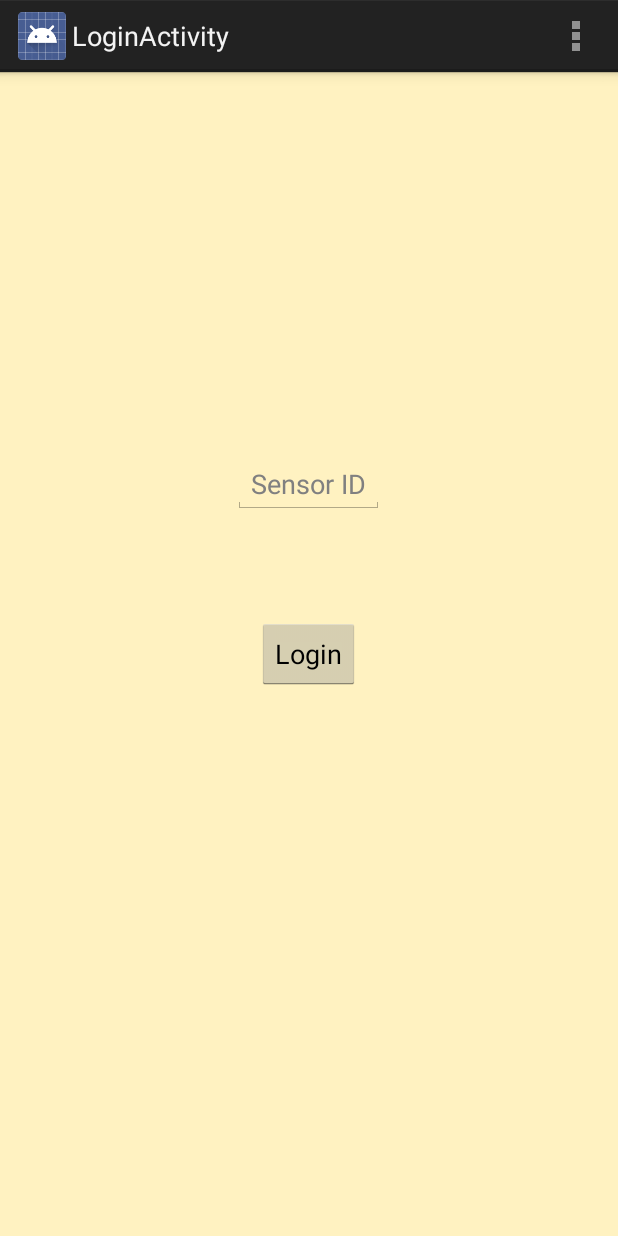
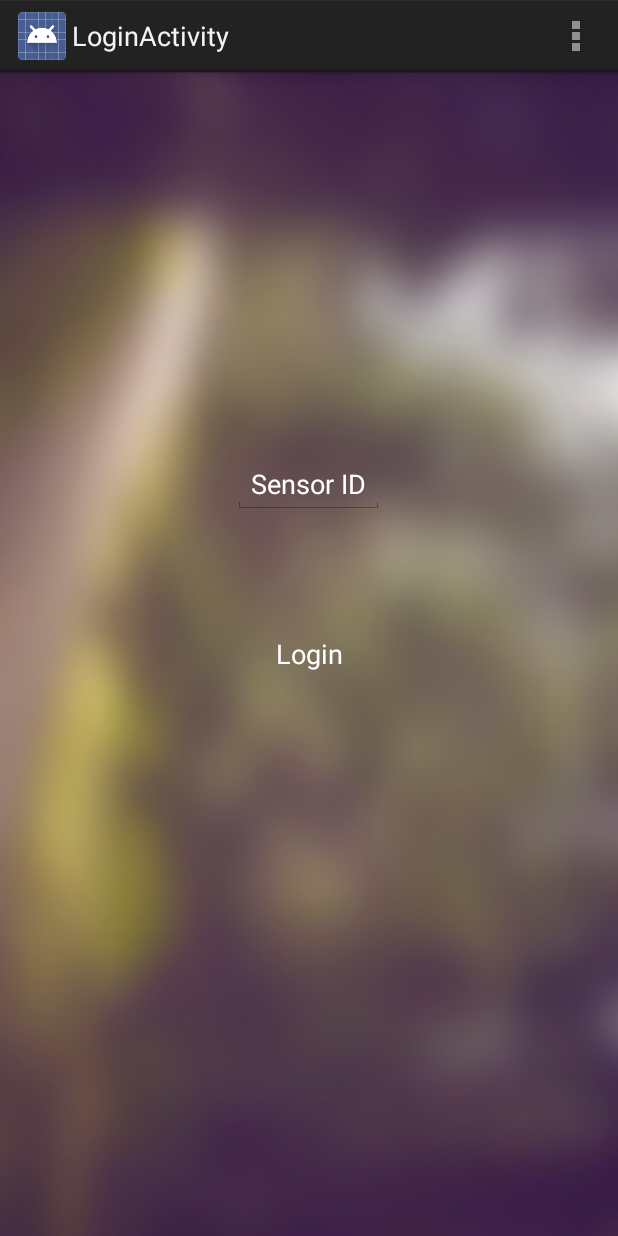
Before and after one commit to Harishwar/CMPE295-Project, an Android app: the LoginActivity screen opened directly, with no data from a screen before it, on a phone screen of 412 x 824 dp. Run offline under Robolectric (Android 15) with nearby library versions, the phone set to English and light mode, and no system bars.

Commit message:
Updated Background image

```diff
--- a/Mobile/FitWhiz/app/src/main/res/layout/activity_dashboard.xml
+++ b/Mobile/FitWhiz/app/src/main/res/layout/activity_dashboard.xml
@@ -5,7 +5,7 @@
     android:id="@+id/drawer_layout"
     android:layout_width="match_parent"
     android:layout_height="match_parent"
-    android:background="#0099cc"
+    android:background="@drawable/background"
     tools:context="cmpe.alpha.fitwhiz.controllers.DashboardActivity">
 
     <!-- As the main content view, the view below consumes the entire
--- a/Mobile/FitWhiz/app/src/main/res/layout/activity_login.xml
+++ b/Mobile/FitWhiz/app/src/main/res/layout/activity_login.xml
@@ -3,6 +3,6 @@
     android:id="@+id/container"
     android:layout_width="match_parent"
     android:layout_height="match_parent"
+    android:background="@drawable/background"
     tools:context="cmpe.alpha.fitwhiz.controllers.LoginActivity"
-    android:background="#FFF2C1"
     tools:ignore="MergeRootFrame" />
--- a/Mobile/FitWhiz/app/src/main/res/layout/fragment_dashboard.xml
+++ b/Mobile/FitWhiz/app/src/main/res/layout/fragment_dashboard.xml
@@ -6,6 +6,7 @@
     android:paddingRight="@dimen/activity_horizontal_margin"
     android:paddingTop="@dimen/activity_vertical_margin"
     android:paddingBottom="@dimen/activity_vertical_margin"
+    android:background="@drawable/background"
     tools:context="cmpe.alpha.fitwhiz.controllers.DashboardActivity$PlaceholderFragment">
 
     <TextView
--- a/Mobile/FitWhiz/app/src/main/res/layout/fragment_doctor_recommendation.xml
+++ b/Mobile/FitWhiz/app/src/main/res/layout/fragment_doctor_recommendation.xml
@@ -2,6 +2,7 @@
     xmlns:tools="http://schemas.android.com/tools"
     android:layout_width="fill_parent"
     android:layout_height="match_parent"
+    android:background="@drawable/background"
     tools:context="cmpe.alpha.fitwhiz.controllers.DoctorRecommendationFragment"
     >
 
--- a/Mobile/FitWhiz/app/src/main/res/layout/fragment_login.xml
+++ b/Mobile/FitWhiz/app/src/main/res/layout/fragment_login.xml
@@ -5,6 +5,7 @@
     android:paddingLeft="@dimen/activity_horizontal_margin"
     android:paddingRight="@dimen/activity_horizontal_margin"
     android:paddingTop="@dimen/activity_vertical_margin"
+    android:background="@drawable/background"
     android:paddingBottom="@dimen/activity_vertical_margin"
     tools:context="cmpe.alpha.fitwhiz.controllers.LoginActivity$PlaceholderFragment">
 
@@ -14,8 +15,11 @@
         android:layout_height="wrap_content"
         android:text="@string/login_btn"
         android:id="@+id/login_btn"
+        android:textColor="#FFFFFF"
+        android:background="?android:attr/selectableItemBackground"
         android:layout_centerVertical="true"
         android:layout_centerHorizontal="true" />
+
 
     <EditText
         android:layout_width="wrap_content"
@@ -23,12 +27,15 @@
         android:id="@+id/sensor_id_edit"
         android:layout_marginBottom="69dp"
         android:hint="@string/sensor_id_edit"
+        android:textColorHint="#FFFFFF"
         android:layout_above="@+id/login_btn"
+        android:textColor="#ffffff"
         android:layout_centerHorizontal="true" />
 
     <TextView
         android:layout_width="wrap_content"
         android:layout_height="wrap_content"
+        android:textColor="#ffffff"
         android:textAppearance="?android:attr/textAppearanceMedium"
         android:text="@string/alert_text_view"
         android:id="@+id/alert_text_view"
--- a/Mobile/FitWhiz/app/src/main/res/layout/fragment_navigation_drawer.xml
+++ b/Mobile/FitWhiz/app/src/main/res/layout/fragment_navigation_drawer.xml
@@ -5,5 +5,5 @@
     android:choiceMode="singleChoice"
     android:divider="@android:color/transparent"
     android:dividerHeight="0dp"
-    android:background="#cccc"
+    android:background="@drawable/background"
     tools:context="cmpe.alpha.fitwhiz.controllers.NavigationDrawerFragment" />
--- a/Mobile/FitWhiz/app/src/main/res/layout/fragment_profile.xml
+++ b/Mobile/FitWhiz/app/src/main/res/layout/fragment_profile.xml
@@ -1,12 +1,14 @@
 <RelativeLayout xmlns:android="http://schemas.android.com/apk/res/android"
     xmlns:tools="http://schemas.android.com/tools" android:layout_width="match_parent"
     android:layout_height="match_parent"
+    android:background="@drawable/background"
     tools:context="cmpe.alpha.fitwhiz.controllers.ProfileFragment">
 
 
     <TextView
         android:layout_width="wrap_content"
         android:layout_height="wrap_content"
+        android:textColor="#ffffff"
         android:textAppearance="?android:attr/textAppearanceMedium"
         android:text="@string/profile_name_text"
         android:id="@+id/profile_name_text"
@@ -17,6 +19,7 @@
     <TextView
         android:layout_width="wrap_content"
         android:layout_height="wrap_content"
+        android:textColor="#ffffff"
         android:textAppearance="?android:attr/textAppearanceMedium"
         android:text="@string/profile_age_text"
         android:id="@+id/profile_age_text"
@@ -27,6 +30,7 @@
     <TextView
         android:layout_width="wrap_content"
         android:layout_height="wrap_content"
+        android:textColor="#ffffff"
         android:textAppearance="?android:attr/textAppearanceMedium"
         android:text="@string/profile_gender_text"
         android:id="@+id/profile_gender_text"
```
Also changed, not shown: Mobile/FitWhiz/app/src/main/res/layout/fragment_sensor_current.xml (+11 -0 lines), Mobile/FitWhiz/app/src/main/res/layout/fragment_sensor_history.xml (+7 -0 lines), Mobile/FitWhiz/app/src/main/res/drawable-xxhdpi/background.png (added).
